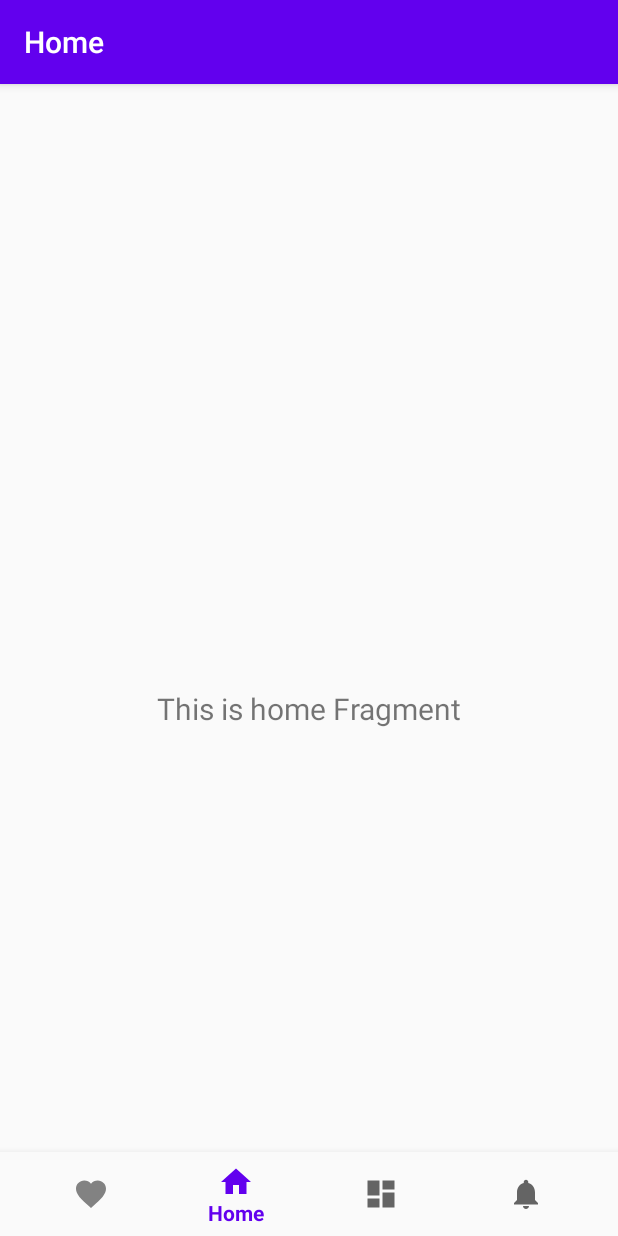
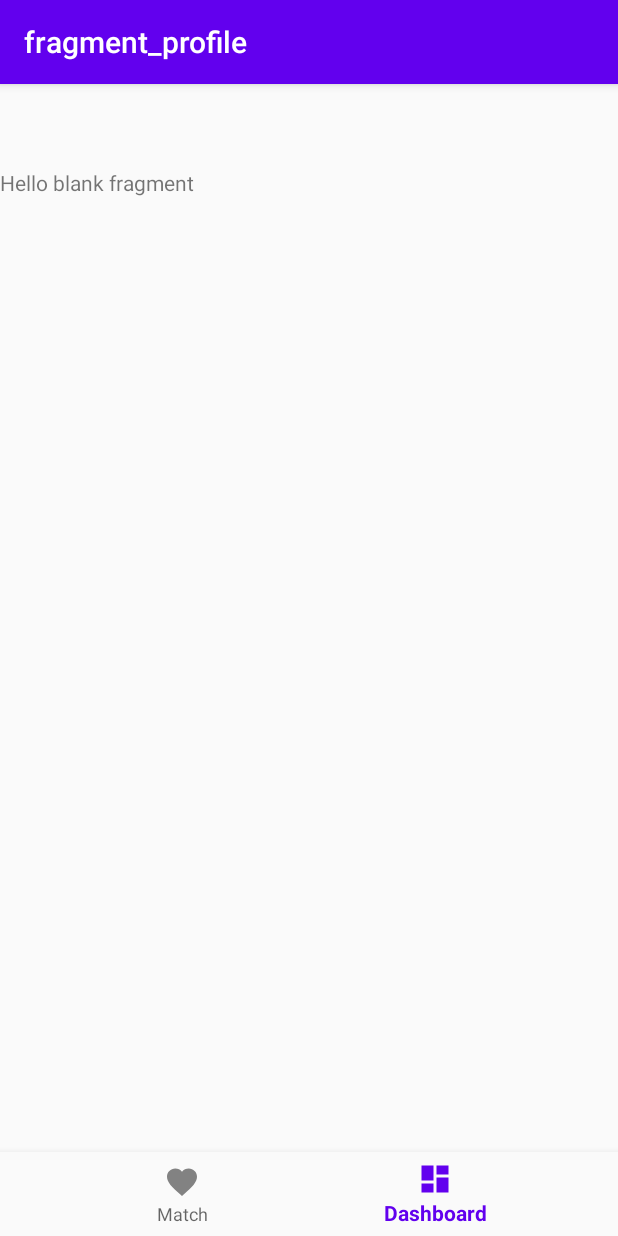
Before and after one commit to raphaelframos/matcheduc, an Android app: the screen it shows after launch (MainActivity), item 2 of the bottom bar chosen, on a phone screen of 412 x 824 dp. Run offline under Robolectric (Android 15) with nearby library versions, the phone set to English and light mode, and no system bars; our stand-ins replace navigation-ui; libraries missing offline, so code that uses them is left out: com.yuyakaido.android; 6 statements that could not run were skipped.

Commit message:
Mudando navegacao

```diff
--- a/app/src/main/java/powellapps/matcheduc/MainActivity.kt
+++ b/app/src/main/java/powellapps/matcheduc/MainActivity.kt
@@ -17,8 +17,7 @@ class MainActivity : AppCompatActivity() {
 
         val navController = findNavController(R.id.nav_host_fragment)
         val appBarConfiguration = AppBarConfiguration(setOf(
-            R.id.navigation_tinder,
-                R.id.navigation_home, R.id.navigation_dashboard, R.id.navigation_notifications))
+            R.id.navigation_tinder, R.id.navigation_profile))
         setupActionBarWithNavController(navController, appBarConfiguration)
         navView.setupWithNavController(navController)
     }
--- /dev/null
+++ b/app/src/main/java/powellapps/matcheduc/model/Assessment.kt
@@ -0,0 +1,4 @@
+package powellapps.matcheduc.model
+
+data class Assessment(val name : String) {
+}
--- a/app/src/main/java/powellapps/matcheduc/model/Theme.kt
+++ b/app/src/main/java/powellapps/matcheduc/model/Theme.kt
@@ -2,4 +2,6 @@ package powellapps.matcheduc.model
 
 data class Theme(val name: String) {
 
+    var assessments = arrayListOf<Assessment>()
+
 }
--- a/app/src/main/java/powellapps/matcheduc/ui/cardstack/TinderFragment.kt
+++ b/app/src/main/java/powellapps/matcheduc/ui/cardstack/TinderFragment.kt
@@ -53,12 +53,18 @@ class TinderFragment : Fragment(), CardStackListener {
     }
 
     override fun onCardDragging(direction: Direction?, ratio: Float) {
-        Log.d("CardStackView", "onCardCanceled: ${manager.topPosition}")
+        Log.d("CardStackView", "onCardCanceled: ")
 
     }
 
     override fun onCardSwiped(direction: Direction?) {
-        Toast.makeText(context, "Teste " + direction!!.ordinal, Toast.LENGTH_LONG).show()
+        direction?.let {
+            if(it.ordinal == 1){
+
+            }
+        }
+
+        Toast.makeText(context, "Teste " + direction!!.ordinal + "posicao ${manager.topPosition}", Toast.LENGTH_LONG).show()
     }
 
     override fun onCardCanceled() {
--- /dev/null
+++ b/app/src/main/java/powellapps/matcheduc/ui/profile/ProfileFragment.kt
@@ -0,0 +1,24 @@
+package powellapps.matcheduc.ui.profile
+
+import android.os.Bundle
+import androidx.fragment.app.Fragment
+import android.view.LayoutInflater
+import android.view.View
+import android.view.ViewGroup
+
+import powellapps.matcheduc.R
+
+/**
+ * A simple [Fragment] subclass.
+ */
+class ProfileFragment : Fragment() {
+
+    override fun onCreateView(
+        inflater: LayoutInflater, container: ViewGroup?,
+        savedInstanceState: Bundle?
+    ): View? {
+        // Inflate the layout for this fragment
+        return inflater.inflate(R.layout.fragment_profile, container, false)
+    }
+
+}
--- /dev/null
+++ b/app/src/main/res/layout/fragment_profile.xml
@@ -0,0 +1,14 @@
+<?xml version="1.0" encoding="utf-8"?>
+<FrameLayout xmlns:android="http://schemas.android.com/apk/res/android"
+    xmlns:tools="http://schemas.android.com/tools"
+    android:layout_width="match_parent"
+    android:layout_height="match_parent"
+    tools:context=".ui.profile.ProfileFragment">
+
+    <!-- TODO: Update blank fragment layout -->
+    <TextView
+        android:layout_width="match_parent"
+        android:layout_height="match_parent"
+        android:text="@string/hello_blank_fragment" />
+
+</FrameLayout>
--- a/app/src/main/res/menu/bottom_nav_menu.xml
+++ b/app/src/main/res/menu/bottom_nav_menu.xml
@@ -5,19 +5,12 @@
         android:id="@+id/navigation_tinder"
         android:icon="@drawable/ic_nav_match"
         android:title="@string/match" />
-    <item
-        android:id="@+id/navigation_home"
-        android:icon="@drawable/ic_home_black_24dp"
-        android:title="@string/title_home" />
 
     <item
-        android:id="@+id/navigation_dashboard"
+        android:id="@+id/navigation_profile"
         android:icon="@drawable/ic_dashboard_black_24dp"
         android:title="@string/title_dashboard" />
 
-    <item
-        android:id="@+id/navigation_notifications"
-        android:icon="@drawable/ic_notifications_black_24dp"
-        android:title="@string/title_notifications" />
+  />
 
 </menu>
--- a/app/src/main/res/navigation/mobile_navigation.xml
+++ b/app/src/main/res/navigation/mobile_navigation.xml
@@ -12,19 +12,18 @@
         tools:layout="@layout/fragment_home" />
 
     <fragment
-        android:id="@+id/navigation_dashboard"
-        android:name="powellapps.matcheduc.ui.dashboard.DashboardFragment"
-        android:label="@string/title_dashboard"
-        tools:layout="@layout/fragment_dashboard" />
-
-    <fragment
         android:id="@+id/navigation_notifications"
         android:name="powellapps.matcheduc.ui.notifications.NotificationsFragment"
         android:label="@string/title_notifications"
         tools:layout="@layout/fragment_notifications" />
     <fragment
+        android:id="@+id/navigation_profile"
+        android:name="powellapps.matcheduc.ui.profile.ProfileFragment"
+        android:label="fragment_profile"
+        tools:layout="@layout/fragment_profile" />
+    <fragment
         android:id="@+id/navigation_tinder"
         android:name="powellapps.matcheduc.ui.cardstack.TinderFragment"
-        android:label="@string/match"
+        android:label="fragment_tinder"
         tools:layout="@layout/fragment_tinder" />
 </navigation>
```
